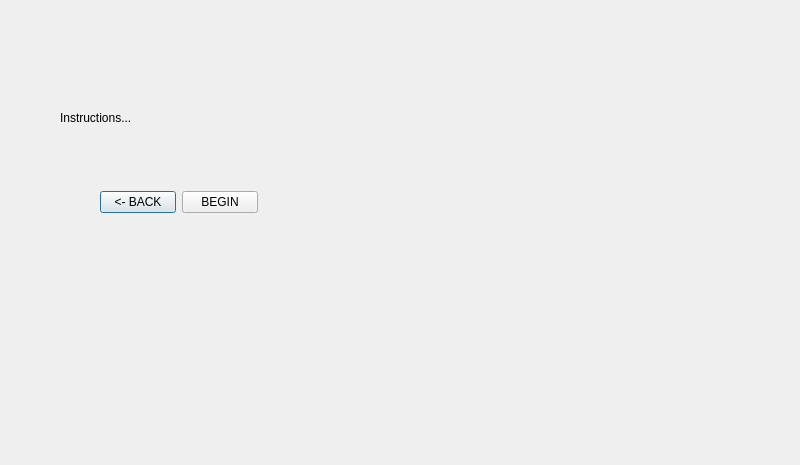
First picture: the form in Qt_Creator/projectPHOE/fieldinstruc.ui, repository jdsalguer/senior_project, before the edit.
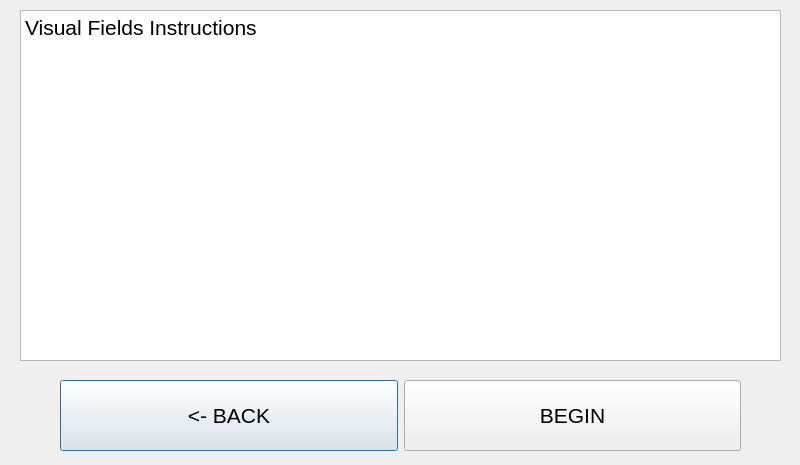
Second picture: the form after the edit.

The edit to the form file:
```diff
--- a/Qt_Creator/projectPHOE/fieldinstruc.ui
+++ b/Qt_Creator/projectPHOE/fieldinstruc.ui
@@ -13,31 +13,29 @@
   <property name="windowTitle">
    <string>Dialog</string>
   </property>
-  <widget class="QLabel" name="label">
+  <widget class="QWidget" name="">
    <property name="geometry">
     <rect>
      <x>60</x>
-     <y>110</y>
-     <width>311</width>
-     <height>16</height>
-    </rect>
-   </property>
-   <property name="text">
-    <string>Instructions...</string>
-   </property>
-  </widget>
-  <widget class="QWidget" name="layoutWidget">
-   <property name="geometry">
-    <rect>
-     <x>100</x>
-     <y>190</y>
-     <width>158</width>
-     <height>25</height>
+     <y>380</y>
+     <width>681</width>
+     <height>71</height>
     </rect>
    </property>
    <layout class="QHBoxLayout" name="horizontalLayout">
     <item>
      <widget class="QPushButton" name="fieldinstrucbakButton">
+      <property name="sizePolicy">
+       <sizepolicy hsizetype="Minimum" vsizetype="Expanding">
+        <horstretch>0</horstretch>
+        <verstretch>0</verstretch>
+       </sizepolicy>
+      </property>
+      <property name="font">
+       <font>
+        <pointsize>16</pointsize>
+       </font>
+      </property>
       <property name="text">
        <string>&lt;- BACK</string>
       </property>
@@ -45,6 +43,17 @@
     </item>
     <item>
      <widget class="QPushButton" name="fieldinstrucbegButton">
+      <property name="sizePolicy">
+       <sizepolicy hsizetype="Minimum" vsizetype="Expanding">
+        <horstretch>0</horstretch>
+        <verstretch>0</verstretch>
+       </sizepolicy>
+      </property>
+      <property name="font">
+       <font>
+        <pointsize>16</pointsize>
+       </font>
+      </property>
       <property name="text">
        <string>BEGIN</string>
       </property>
@@ -52,6 +61,23 @@
     </item>
    </layout>
   </widget>
+  <widget class="QTextBrowser" name="textBrowser">
+   <property name="geometry">
+    <rect>
+     <x>20</x>
+     <y>10</y>
+     <width>761</width>
+     <height>351</height>
+    </rect>
+   </property>
+   <property name="html">
+    <string>&lt;!DOCTYPE HTML PUBLIC &quot;-//W3C//DTD HTML 4.0//EN&quot; &quot;http://www.w3.org/TR/REC-html40/strict.dtd&quot;&gt;
+&lt;html&gt;&lt;head&gt;&lt;meta name=&quot;qrichtext&quot; content=&quot;1&quot; /&gt;&lt;style type=&quot;text/css&quot;&gt;
+p, li { white-space: pre-wrap; }
+&lt;/style&gt;&lt;/head&gt;&lt;body style=&quot; font-family:'Ubuntu'; font-size:11pt; font-weight:400; font-style:normal;&quot;&gt;
+&lt;p style=&quot; margin-top:0px; margin-bottom:0px; margin-left:0px; margin-right:0px; -qt-block-indent:0; text-indent:0px;&quot;&gt;&lt;span style=&quot; font-size:16pt;&quot;&gt;Visual Fields Instructions&lt;/span&gt;&lt;/p&gt;&lt;/body&gt;&lt;/html&gt;</string>
+   </property>
+  </widget>
  </widget>
  <resources/>
  <connections/>
```
